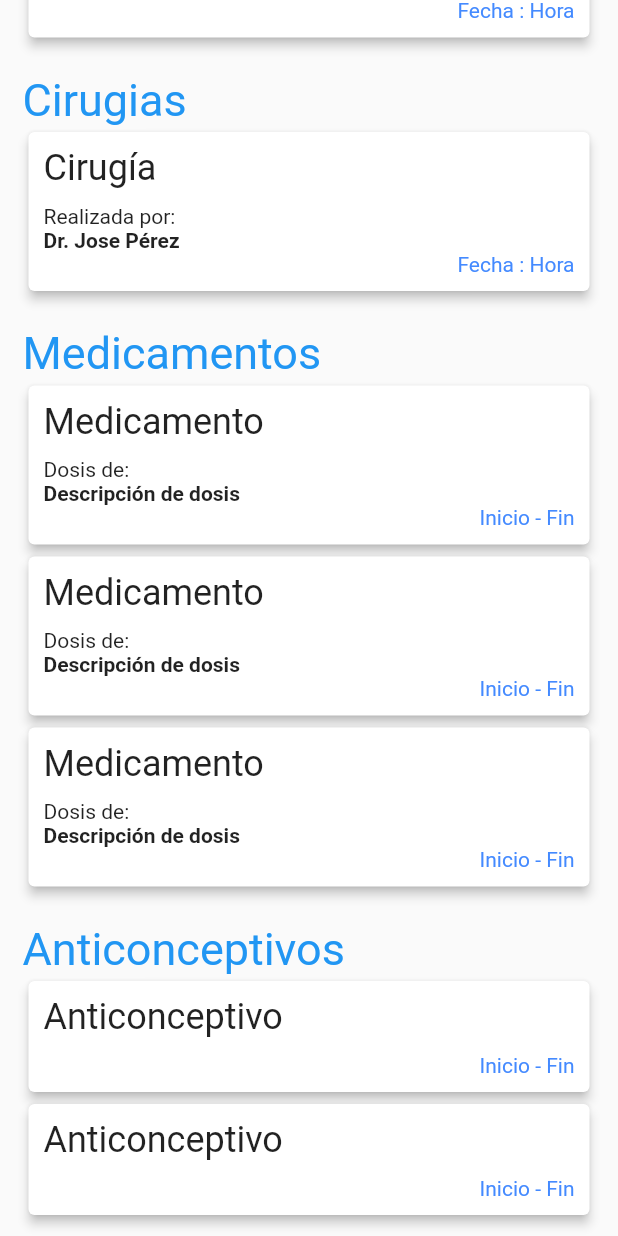
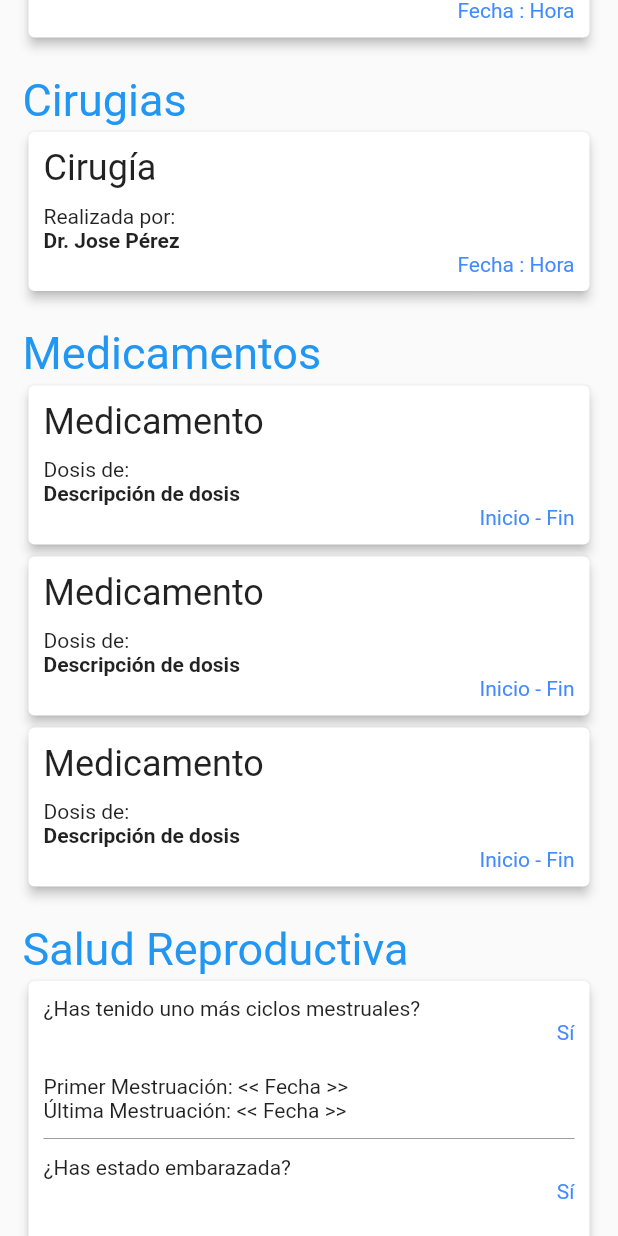
Before and after one commit to JPaulMora/bitmec-1, a Flutter app: the PatientDetailMedicalHistoryView widget shown alone on an empty page, opened directly, scrolled down 244 dp, on a phone screen of 412 x 824 dp. Run offline on Flutter 3.47's test engine with Material 2 defaults, Android fonts, the phone set to English and light mode, and no system bars.

Commit message:
ReproductiveHealthSection added in PatientDetailScreen

```diff
--- a/lib/components/patient/patient_detail_medical_history_view.dart
+++ b/lib/components/patient/patient_detail_medical_history_view.dart
@@ -19,7 +19,7 @@ class _PatientDetailMedicalHistoryViewState
           _MedicalConditionsSection(),
           _MedicalSurgeriesSection(),
           _MedicinesSection(),
-
+          _ReproductiveHealthSection(),
           _ContraceptivesSection(),
         ],
       ),
@@ -189,6 +189,99 @@ class _MedicineCard extends StatelessWidget {
   }
 }
 
+class _ReproductiveHealthSection extends StatelessWidget {
+  @override
+  Widget build(BuildContext context) {
+    return Padding(
+      padding: const EdgeInsets.symmetric(horizontal: 15.0, vertical: 10.0),
+      child: Column(
+        crossAxisAlignment: CrossAxisAlignment.start,
+        children: <Widget>[
+          Text('Salud Reproductiva', style: TextStyle(
+              fontSize: 30.0,
+              color: Colors.blue
+          )),
+
+          Card(
+            elevation: 3.0,
+            child: Padding(
+              padding: const EdgeInsets.symmetric(
+                  horizontal: 10.0,
+                  vertical: 10.0
+              ),
+              child: Column(
+                mainAxisAlignment: MainAxisAlignment.spaceBetween,
+                crossAxisAlignment: CrossAxisAlignment.start,
+                children: <Widget>[
+                  Column(
+                    crossAxisAlignment: CrossAxisAlignment.start,
+                    children: <Widget>[
+                      Text('¿Has tenido uno más ciclos mestruales?'),
+                      Row(
+                        textDirection: TextDirection.rtl,
+                        children: <Widget>[
+                          Text('Sí', style: TextStyle(
+                            color: Colors.blueAccent,
+                          ))
+                        ],
+                      ),
+                      Padding(padding: const EdgeInsets.symmetric(vertical: 10.0)),
+                      Text('Primer Mestruación: << Fecha >>'),
+                      Text('Última Mestruación: << Fecha >>'),
+                    ],
+                  ),
+
+                  Padding(padding: const EdgeInsets.only(top: 10.0)),
+                  Divider(height: 2.0, color: Colors.grey),
+                  Padding(padding: const EdgeInsets.only(bottom: 10.0)),
+
+                  Column(
+                    crossAxisAlignment: CrossAxisAlignment.start,
+                    children: <Widget>[
+                      Text('¿Has estado embarazada?'),
+                      Row(
+                        textDirection: TextDirection.rtl,
+                        children: <Widget>[
+                          Text('Sí', style: TextStyle(
+                            color: Colors.blueAccent,
+                          ))
+                        ],
+                      ),
+                      Padding(padding: const EdgeInsets.symmetric(vertical: 10.0)),
+                      Text('Embaranzos: << Cantidad >>'),
+                      Text('Hijos Vivos: << Cantidad >>'),
+                    ],
+                  ),
+
+                  Padding(padding: const EdgeInsets.only(top: 10.0)),
+                  Divider(height: 2.0, color: Colors.grey),
+                  Padding(padding: const EdgeInsets.only(bottom: 10.0)),
+
+                  Column(
+                    crossAxisAlignment: CrossAxisAlignment.start,
+                    children: <Widget>[
+                      Text('¿Has perdido algún bebé?'),
+                      Padding(padding: const EdgeInsets.symmetric(vertical: 5.0)),
+                      Row(
+                        textDirection: TextDirection.rtl,
+                        children: <Widget>[
+                          Text('No', style: TextStyle(
+                            color: Colors.blueAccent,
+                          ))
+                        ],
+                      )
+                    ],
+                  ),
+                ],
+              ),
+            ),
+          )
+        ],
+      ),
+    );
+  }
+}
+
 class _ContraceptivesSection extends StatelessWidget {
   @override
   Widget build(BuildContext context) {
```
